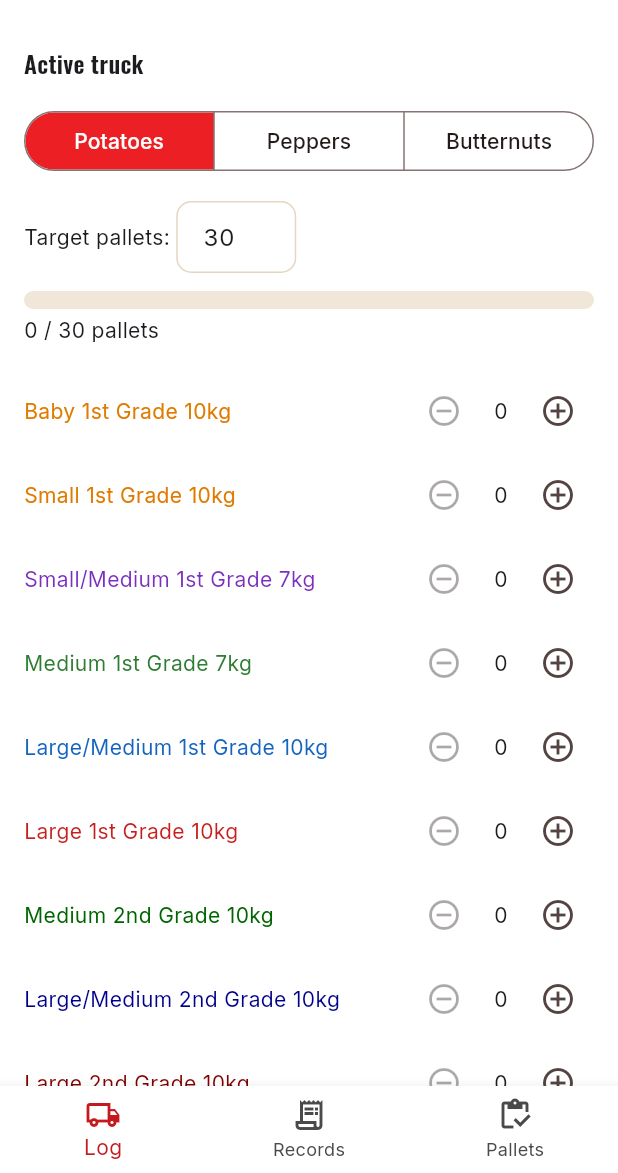
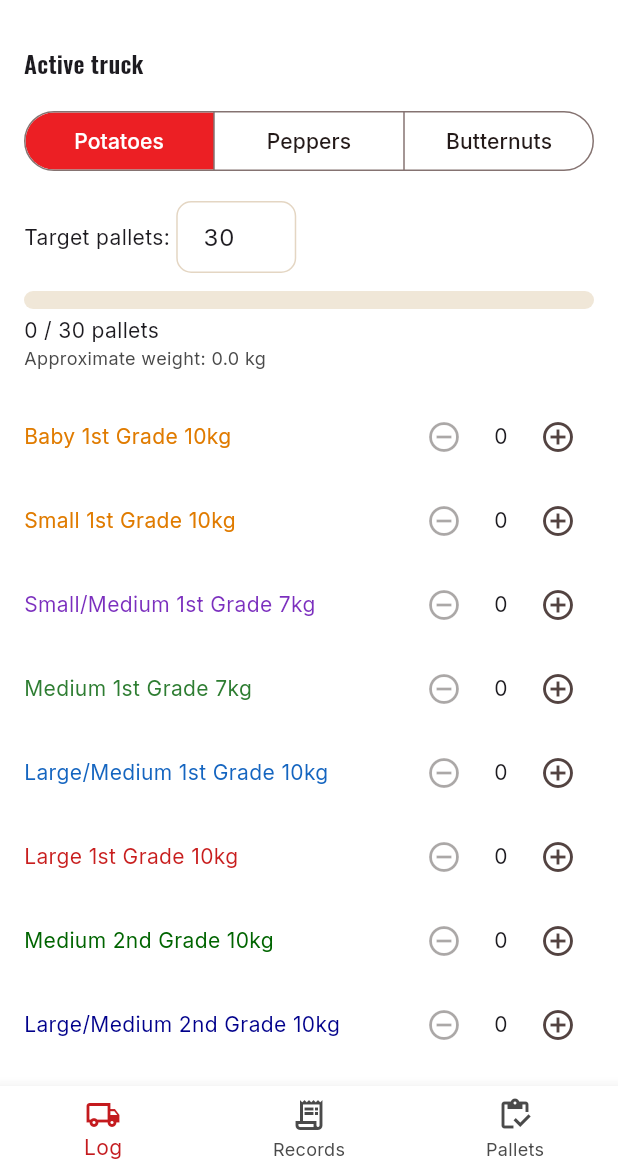
Before and after one commit to DFourie87/Nanini, a Flutter app: the DeliveryHomeScreen screen opened directly, on a phone screen of 412 x 824 dp, the part 63-1236 px from its top. Run offline on Flutter 3.47's test engine with Material 3 defaults, Android fonts, the phone set to English and light mode, and no system bars; our stand-ins replace csv, file_picker, fl_chart, flutter_map, google_fonts, latlong2 and 5 more; missing offline and left inert: excel; accounts and stored records are empty.

Commit message:
Show an approximate load weight on the packaging Log tab
Next to the bag/box/pallet count for whichever produce is selected, an
"Approximate weight" line now totals the net produce weight (bag/box
size × count) and adds a packaging allowance -- 1% for potatoes, 5% for
peppers and butternuts. This is Log-tab-only; the printed delivery note
still just shows bag/box/pallet counts, unchanged.

PalletSize gained an explicit bagWeightKg field (10 or 7) rather than
parsing it back out of the label string.

Co-Authored-By: Claude Sonnet 5 <noreply@anthropic.com>
Claude-Session: https://claude.ai/code/session_0154FLxM7bQ7qjn16GE6RHFv

```diff
--- a/nanini_app/lib/features/delivery/delivery_log_screen.dart
+++ b/nanini_app/lib/features/delivery/delivery_log_screen.dart
@@ -20,6 +20,41 @@ class _DeliveryLogScreenState extends State<DeliveryLogScreen> {
   void setProduce(ProduceType t) {
     setState(() => truck = ActiveTruck(produceType: t));
   }
+
+  /// Net produce weight from a key like "5kgRed" or "10kg" -- the leading
+  /// digits before "kg".
+  double _weightKgFromKey(String key) => double.tryParse(RegExp(r'^(\d+)kg').firstMatch(key)?.group(1) ?? '') ?? 0;
+
+  /// Approximate weight shown on the Log tab only -- takes the produce's
+  /// own bag/box weight and adds a packaging allowance (1% for potatoes,
+  /// 5% for peppers/butternuts) on top. Never shown on the printed
+  /// delivery note, which only carries bag/box/pallet counts.
+  double get _approxWeightKg {
+    switch (truck.produceType) {
+      case ProduceType.potato:
+        var w = 0.0;
+        for (final s in kPalletSizes) {
+          w += (truck.pallets[s.key] ?? 0) * s.bagsPerPallet * s.bagWeightKg;
+        }
+        for (final mp in truck.mixedPallets) {
+          for (final entry in mp.entries) {
+            final size = kPalletSizes.firstWhere((s) => s.key == entry.key, orElse: () => PalletSize(entry.key, entry.key, 0, '', 1, 0));
+            w += entry.value * size.bagWeightKg;
+          }
+        }
+        return w * 1.01;
+      case ProduceType.pepper:
+        var w = 0.0;
+        truck.peppers.forEach((k, v) => w += v * _weightKgFromKey(k));
+        return w * 1.05;
+      case ProduceType.butternut:
+        var w = 0.0;
+        truck.butternuts.forEach((k, v) => w += v * _weightKgFromKey(k));
+        return w * 1.05;
+    }
+  }
+
+  String _fmtWeight(double kg) => '${kg.toStringAsFixed(1)} kg';
 
   @override
   Widget build(BuildContext context) {
@@ -99,6 +134,7 @@ class _DeliveryLogScreenState extends State<DeliveryLogScreen> {
         _palletProgressBar(),
         const SizedBox(height: 4),
         Text('${truck.totalPallets} / ${truck.target} pallets'),
+        Text('Approximate weight: ${_fmtWeight(_approxWeightKg)}', style: const TextStyle(color: NaniniColors.muted, fontSize: 12)),
         const SizedBox(height: 16),
         for (final s in kPalletSizes)
           _counterRow(
@@ -159,6 +195,7 @@ class _DeliveryLogScreenState extends State<DeliveryLogScreen> {
         _pepperGroup('4kg'),
         const SizedBox(height: 8),
         Text('Total boxes: ${truck.totalPepperBoxes}'),
+        Text('Approximate weight: ${_fmtWeight(_approxWeightKg)}', style: const TextStyle(color: NaniniColors.muted, fontSize: 12)),
       ],
     );
   }
@@ -184,6 +221,7 @@ class _DeliveryLogScreenState extends State<DeliveryLogScreen> {
           _typedCountField(key, truck.butternuts[key]!, (v) => setState(() => truck.butternuts[key] = v)),
         const SizedBox(height: 8),
         Text('Total bags: ${truck.totalButternutBags}'),
+        Text('Approximate weight: ${_fmtWeight(_approxWeightKg)}', style: const TextStyle(color: NaniniColors.muted, fontSize: 12)),
       ],
     );
   }
--- a/nanini_app/lib/features/delivery/delivery_models.dart
+++ b/nanini_app/lib/features/delivery/delivery_models.dart
@@ -1,22 +1,25 @@
 class PalletSize {
-  const PalletSize(this.key, this.label, this.color, this.grade, this.bagsPerPallet);
+  const PalletSize(this.key, this.label, this.color, this.grade, this.bagsPerPallet, this.bagWeightKg);
   final String key;
   final String label;
   final int color;
   final String grade;
   final int bagsPerPallet;
+
+  /// Net produce weight of a single bag of this size -- 10kg or 7kg.
+  final int bagWeightKg;
 }
 
 const kPalletSizes = <PalletSize>[
-  PalletSize('baby10', 'Baby 1st Grade 10kg', 0xFFE07B00, 'g1', 110),
-  PalletSize('small10', 'Small 1st Grade 10kg', 0xFFE07B00, 'g1', 110),
-  PalletSize('smallmed7', 'Small/Medium 1st Grade 7kg', 0xFF7B2FBE, 'g1', 140),
-  PalletSize('med7', 'Medium 1st Grade 7kg', 0xFF2E7D32, 'g1', 140),
-  PalletSize('largemed10', 'Large/Medium 1st Grade 10kg', 0xFF1565C0, 'g1', 110),
-  PalletSize('large10', 'Large 1st Grade 10kg', 0xFFC81E1E, 'g1', 110),
-  PalletSize('med10g2', 'Medium 2nd Grade 10kg', 0xFF006400, 'g2', 110),
-  PalletSize('largemed10g2', 'Large/Medium 2nd Grade 10kg', 0xFF00008B, 'g2', 110),
-  PalletSize('large10g2', 'Large 2nd Grade 10kg', 0xFF800000, 'g2', 110),
+  PalletSize('baby10', 'Baby 1st Grade 10kg', 0xFFE07B00, 'g1', 110, 10),
+  PalletSize('small10', 'Small 1st Grade 10kg', 0xFFE07B00, 'g1', 110, 10),
+  PalletSize('smallmed7', 'Small/Medium 1st Grade 7kg', 0xFF7B2FBE, 'g1', 140, 7),
+  PalletSize('med7', 'Medium 1st Grade 7kg', 0xFF2E7D32, 'g1', 140, 7),
+  PalletSize('largemed10', 'Large/Medium 1st Grade 10kg', 0xFF1565C0, 'g1', 110, 10),
+  PalletSize('large10', 'Large 1st Grade 10kg', 0xFFC81E1E, 'g1', 110, 10),
+  PalletSize('med10g2', 'Medium 2nd Grade 10kg', 0xFF006400, 'g2', 110, 10),
+  PalletSize('largemed10g2', 'Large/Medium 2nd Grade 10kg', 0xFF00008B, 'g2', 110, 10),
+  PalletSize('large10g2', 'Large 2nd Grade 10kg', 0xFF800000, 'g2', 110, 10),
 ];
 
 const kFieldNames = ['Field 1', 'Field 2', 'Field 3', 'Field 4', 'Field 5', 'Field 6', 'Field 7', 'Field 8'];
--- a/nanini_app/lib/features/delivery/delivery_note_preview.dart
+++ b/nanini_app/lib/features/delivery/delivery_note_preview.dart
@@ -33,7 +33,7 @@ final _line = PdfColor.fromInt(0xFFE4D6C3);
 /// before the farm field existed.
 List<String> _addressFor(String? farm) => (farm ?? '').contains('Haaskraal') ? _addressHaaskraal : _addressLimpopodraai;
 
-String _sizeLabel(String key) => kPalletSizes.firstWhere((s) => s.key == key, orElse: () => PalletSize(key, key, 0, '', 1)).label;
+String _sizeLabel(String key) => kPalletSizes.firstWhere((s) => s.key == key, orElse: () => PalletSize(key, key, 0, '', 1, 0)).label;
 
 /// Singular, capitalized produce name to lead each description with, e.g.
 /// "Potato", "Pepper", "Butternut".
```
